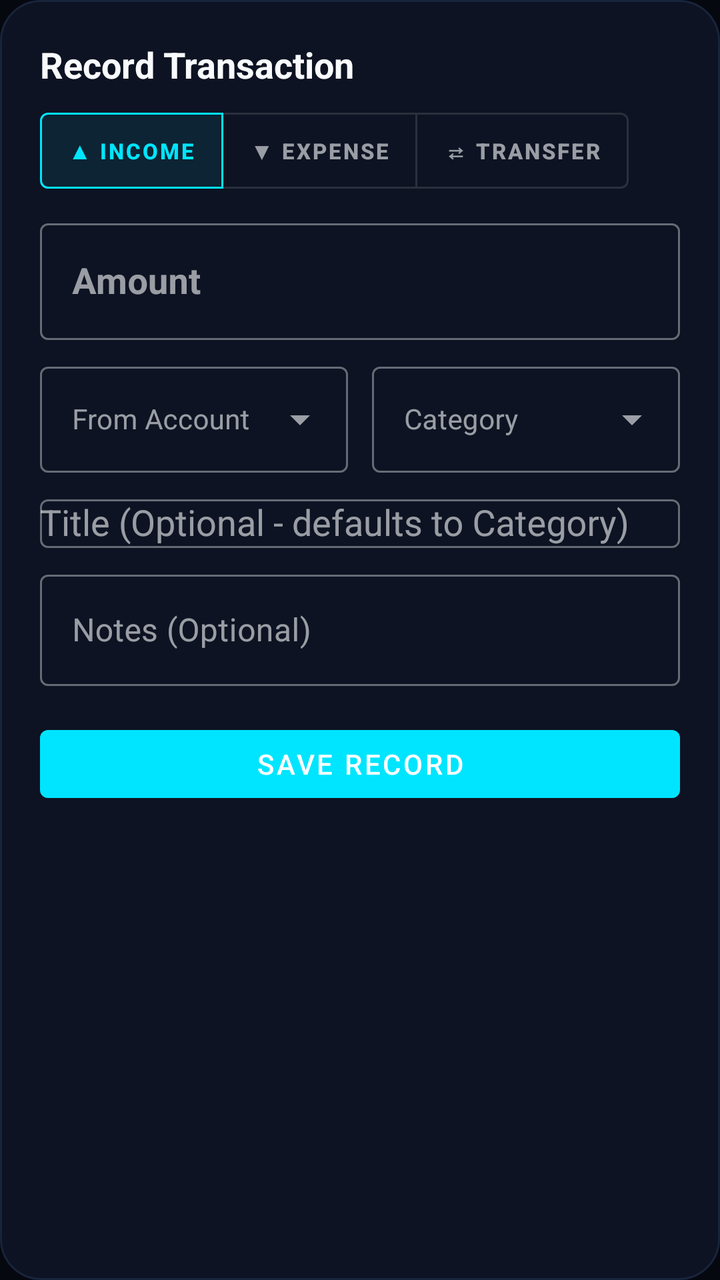
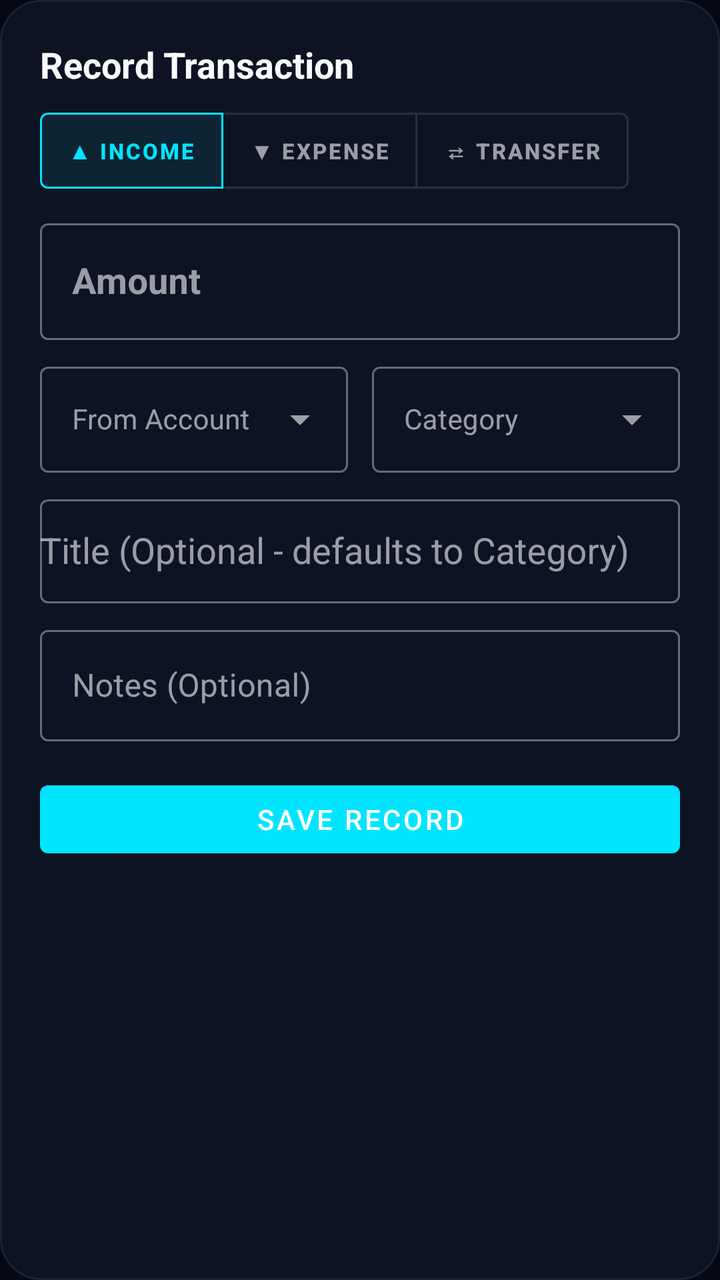

An Android layout rendered at two revisions. The XML below is the earlier revision; the diff shows what the commit changed to produce the second picture.
<!-- AndroidManifest.xml: application theme Theme.LifeSync -->
<!-- res/layout/dialog_add_transaction.xml -->
<?xml version="1.0" encoding="utf-8"?>
<androidx.core.widget.NestedScrollView xmlns:android="http://schemas.android.com/apk/res/android"
    xmlns:app="http://schemas.android.com/apk/res-auto"
    android:layout_width="match_parent"
    android:layout_height="wrap_content"
    android:background="@drawable/bg_dialog_glass"
    android:isScrollContainer="true"
    android:fillViewport="true">

    <LinearLayout
        android:layout_width="match_parent"
        android:layout_height="wrap_content"
        android:orientation="vertical"
        android:padding="20dp"
        android:paddingBottom="28dp">

        <TextView
            android:layout_width="wrap_content"
            android:layout_height="wrap_content"
            android:text="Record Transaction"
            android:textColor="@color/text_primary"
            android:textSize="18sp"
            android:textStyle="bold" />

        
        <com.google.android.material.button.MaterialButtonToggleGroup
            android:id="@+id/toggleTxType"
            android:layout_width="wrap_content"
            android:layout_height="wrap_content"
            android:layout_marginTop="12dp"
            app:checkedButton="@id/btnTypeIncome"
            app:singleSelection="true">

            <com.google.android.material.button.MaterialButton
                android:id="@+id/btnTypeIncome"
                style="@style/Widget.MaterialComponents.Button.OutlinedButton"
                android:layout_width="wrap_content"
                android:layout_height="38dp"
                android:insetTop="0dp"
                android:insetBottom="0dp"
                android:paddingHorizontal="14dp"
                android:text="▲ INCOME"
                android:textSize="11sp"
                android:textStyle="bold" />

            <com.google.android.material.button.MaterialButton
                android:id="@+id/btnTypeExpense"
                style="@style/Widget.MaterialComponents.Button.OutlinedButton"
                android:layout_width="wrap_content"
                android:layout_height="38dp"
                android:insetTop="0dp"
                android:insetBottom="0dp"
                android:paddingHorizontal="14dp"
                android:text="▼ EXPENSE"
                android:textSize="11sp"
                android:textStyle="bold" />

            <com.google.android.material.button.MaterialButton
                android:id="@+id/btnTypeTransfer"
                style="@style/Widget.MaterialComponents.Button.OutlinedButton"
                android:layout_width="wrap_content"
                android:layout_height="38dp"
                android:insetTop="0dp"
                android:insetBottom="0dp"
                android:paddingHorizontal="14dp"
                android:text="⇄ TRANSFER"
                android:textSize="11sp"
                android:textStyle="bold" />
        </com.google.android.material.button.MaterialButtonToggleGroup>

        
        <com.google.android.material.textfield.TextInputLayout
            android:id="@+id/tilTxAmount"
            style="@style/Widget.MaterialComponents.TextInputLayout.OutlinedBox"
            android:layout_width="match_parent"
            android:layout_height="wrap_content"
            android:layout_marginTop="12dp"
            android:hint="Amount">

            <com.google.android.material.textfield.TextInputEditText
                android:id="@+id/etTxAmount"
                android:layout_width="match_parent"
                android:layout_height="wrap_content"
                android:inputType="numberDecimal"
                android:textSize="18sp"
                android:textStyle="bold" />
        </com.google.android.material.textfield.TextInputLayout>

        
        <LinearLayout
            android:layout_width="match_parent"
            android:layout_height="wrap_content"
            android:layout_marginTop="8dp"
            android:orientation="horizontal">

            <com.google.android.material.textfield.TextInputLayout
                android:id="@+id/tilTxCard"
                style="@style/Widget.MaterialComponents.TextInputLayout.OutlinedBox.ExposedDropdownMenu"
                android:layout_width="0dp"
                android:layout_height="wrap_content"
                android:layout_marginEnd="6dp"
                android:layout_weight="1"
                android:hint="From Account">

                <AutoCompleteTextView
                    android:id="@+id/actvTxCard"
                    android:layout_width="match_parent"
                    android:layout_height="wrap_content"
                    android:inputType="none"
                    android:maxLines="1"
                    android:singleLine="true"
                    android:textColor="@color/text_primary"
                    android:textSize="14sp" />
            </com.google.android.material.textfield.TextInputLayout>

            <com.google.android.material.textfield.TextInputLayout
                android:id="@+id/tilTxToAccount"
                style="@style/Widget.MaterialComponents.TextInputLayout.OutlinedBox.ExposedDropdownMenu"
                android:layout_width="0dp"
                android:layout_height="wrap_content"
                android:layout_marginStart="6dp"
                android:layout_weight="1"
                android:visibility="gone"
                android:hint="To Account">

                <AutoCompleteTextView
                    android:id="@+id/actvTxToAccount"
                    android:layout_width="match_parent"
                    android:layout_height="wrap_content"
                    android:inputType="none"
                    android:maxLines="1"
                    android:singleLine="true"
                    android:textColor="@color/text_primary"
                    android:textSize="14sp" />
            </com.google.android.material.textfield.TextInputLayout>

            <com.google.android.material.textfield.TextInputLayout
                android:id="@+id/tilTxCategory"
                style="@style/Widget.MaterialComponents.TextInputLayout.OutlinedBox.ExposedDropdownMenu"
                android:layout_width="0dp"
                android:layout_height="wrap_content"
                android:layout_marginStart="6dp"
                android:layout_weight="1"
                android:hint="Category">

                <AutoCompleteTextView
                    android:id="@+id/actvTxCategory"
                    android:layout_width="match_parent"
                    android:layout_height="wrap_content"
                    android:completionThreshold="1"
                    android:inputType="textCapWords"
                    android:maxLines="1"
                    android:singleLine="true"
                    android:imeOptions="actionDone"
                    android:textColor="@color/text_primary"
                    android:textSize="14sp" />
            </com.google.android.material.textfield.TextInputLayout>
        </LinearLayout>

        
        <com.google.android.material.chip.Chip
            android:id="@+id/chipCreateCategory"
            style="@style/Widget.MaterialComponents.Chip.Action"
            android:layout_width="wrap_content"
            android:layout_height="wrap_content"
            android:layout_marginTop="4dp"
            android:visibility="gone"
            android:text="➕ Add New Category"
            android:textColor="#0284C7"
            app:chipIcon="@drawable/ic_add"
            app:chipIconTint="#0284C7"
            app:chipStrokeColor="#0284C7"
            app:chipStrokeWidth="1dp" />

        
        <Spinner
            android:id="@+id/spTxCategory"
            android:layout_width="0dp"
            android:layout_height="0dp"
            android:visibility="gone" />

        <Spinner
            android:id="@+id/spTxCard"
            android:layout_width="0dp"
            android:layout_height="0dp"
            android:visibility="gone" />

        
        <com.google.android.material.textfield.TextInputLayout
            style="@style/Widget.MaterialComponents.TextInputLayout.OutlinedBox"
            android:layout_width="match_parent"
            android:layout_height="wrap_content"
            android:layout_marginTop="8dp"
            android:hint="Title (Optional - defaults to Category)">

            <com.google.android.material.textfield.MaterialAutoCompleteTextView
                android:id="@+id/etTxTitle"
                android:layout_width="match_parent"
                android:layout_height="wrap_content"
                android:completionThreshold="1" />
        </com.google.android.material.textfield.TextInputLayout>

        
        <com.google.android.material.textfield.TextInputLayout
            style="@style/Widget.MaterialComponents.TextInputLayout.OutlinedBox"
            android:layout_width="match_parent"
            android:layout_height="wrap_content"
            android:layout_marginTop="8dp"
            android:hint="Notes (Optional)">

            <com.google.android.material.textfield.TextInputEditText
                android:id="@+id/etTxNotes"
                android:layout_width="match_parent"
                android:layout_height="wrap_content" />
        </com.google.android.material.textfield.TextInputLayout>

        
        <com.google.android.material.button.MaterialButton
            android:id="@+id/btnSaveTx"
            android:layout_width="match_parent"
            android:layout_height="46dp"
            android:layout_marginTop="16dp"
            android:text="Save Record" />

    </LinearLayout>

</androidx.core.widget.NestedScrollView>
<!-- resources referenced by this layout -->
<resources>
  <color name="text_primary">#F8FAFC</color>
  <!-- drawable bg_dialog_glass (drawable) -->
  <?xml version="1.0" encoding="utf-8"?>
  <shape xmlns:android="http://schemas.android.com/apk/res/android"
      android:shape="rectangle">
      <corners android:radius="20dp" />
      <solid android:color="@color/surface" />
      <stroke
          android:width="1dp"
          android:color="@color/card_stroke" />
  </shape>
  <!-- drawable ic_add (drawable) -->
  <vector xmlns:android="http://schemas.android.com/apk/res/android"
      android:width="24dp"
      android:height="24dp"
      android:viewportWidth="24"
      android:viewportHeight="24">
      <path
          android:fillColor="#000000"
          android:pathData="M19,13h-6v6h-2v-6H5v-2h6V5h2v6h6v2z"/>
  </vector>
  <style name="Theme.LifeSync" parent="Theme.DuoRhythm" />
  <color name="surface">#0D1322</color>
  <color name="card_stroke">#18243C</color>
  <color name="bg_root_obsidian">#06080F</color>
  <color name="surface_card_slate">#0D1322</color>
  <color name="accent_cyan_primary">#00E5FF</color>
  <color name="accent_cyan_glow">#38BDF8</color>
  <color name="text_secondary_slate">#94A3B8</color>
  <color name="text_primary_white">#F8FAFC</color>
  <style name="CustomBottomSheetDialog" parent="Theme.Design.Light.BottomSheetDialog">
          <item name="bottomSheetStyle">@style/CustomBottomSheetModalStyle</item>
          <item name="android:windowIsFloating">false</item>
          <item name="android:windowBackground">@android:color/transparent</item>
          <item name="android:statusBarColor">@android:color/transparent</item>
      </style>
  <style name="CardElevationRounded" parent="Widget.MaterialComponents.CardView">
          <item name="cardCornerRadius">16dp</item>
          <item name="cardElevation">0dp</item>
          <item name="strokeWidth">1dp</item>
          <item name="strokeColor">@color/border_glass_stroke</item>
          <item name="cardBackgroundColor">@color/surface_card_slate</item>
      </style>
  <style name="DuoRhythmTextView" parent="android:Widget.TextView">
          <item name="android:lineSpacingExtra">2dp</item>
          <item name="android:fontFamily">sans-serif</item>
          <item name="android:includeFontPadding">true</item>
      </style>
  <style name="DuoRhythmEditText" parent="android:Widget.EditText">
          <item name="android:lineSpacingExtra">2dp</item>
          <item name="android:fontFamily">sans-serif</item>
          <item name="android:includeFontPadding">true</item>
          <item name="android:textColor">@color/text_primary</item>
          <item name="android:textColorHint">@color/text_secondary</item>
      </style>
  <style name="CustomBottomSheetModalStyle" parent="Widget.Design.BottomSheet.Modal">
          <item name="android:background">@android:color/transparent</item>
      </style>
  <color name="border_glass_stroke">#18243C</color>
  <color name="text_secondary">#94A3B8</color>
  <!-- unchanged entries left out for length: 1 -->
</resources>

<!-- the commit's change to res/layout/dialog_add_transaction.xml (unified diff, before → after) -->
@@ -5,7 +5,8 @@
     android:layout_height="wrap_content"
     android:background="@drawable/bg_dialog_glass"
     android:isScrollContainer="true"
-    android:fillViewport="true">
+    android:fillViewport="true"
+    android:overScrollMode="never">
 
     <LinearLayout
         android:layout_width="match_parent"
@@ -197,6 +198,8 @@
                 android:id="@+id/etTxTitle"
                 android:layout_width="match_parent"
                 android:layout_height="wrap_content"
+                android:minHeight="52dp"
+                android:paddingVertical="12dp"
                 android:completionThreshold="1" />
         </com.google.android.material.textfield.TextInputLayout>
 
